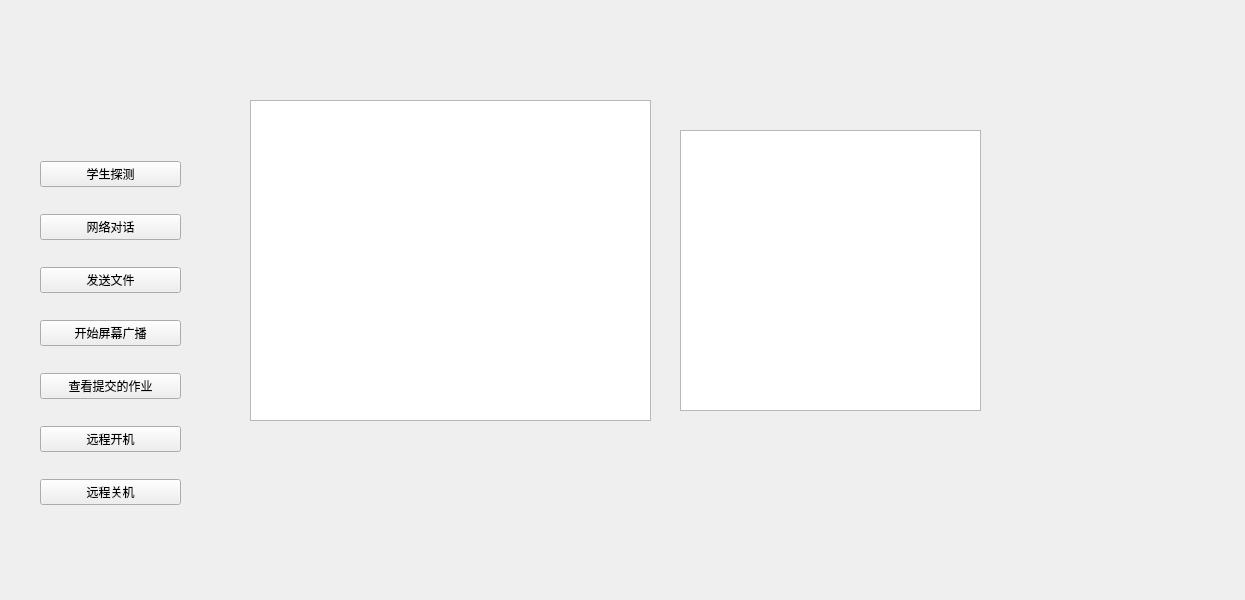
Old version of the form widget.ui in the repository hzy-gitting/DMTJX-Teacher.
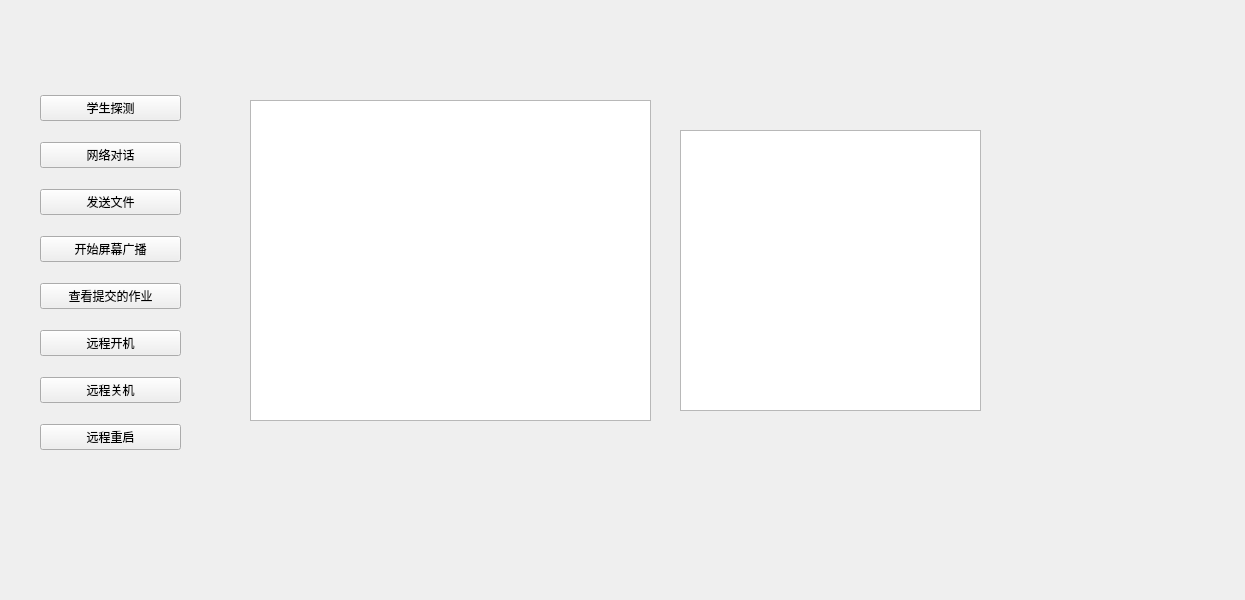
New version of the form.

What changed in the file:
```diff
--- a/widget.ui
+++ b/widget.ui
@@ -42,11 +42,11 @@
     <enum>QListView::IconMode</enum>
    </property>
   </widget>
-  <widget class="QWidget" name="">
+  <widget class="QWidget" name="layoutWidget">
    <property name="geometry">
     <rect>
      <x>40</x>
-     <y>140</y>
+     <y>80</y>
      <width>141</width>
      <height>391</height>
     </rect>
@@ -101,6 +101,13 @@
       </property>
      </widget>
     </item>
+    <item>
+     <widget class="QPushButton" name="remoteRestartBtn">
+      <property name="text">
+       <string>远程重启</string>
+      </property>
+     </widget>
+    </item>
    </layout>
   </widget>
  </widget>
```
Left out of the diff: 2 changed lines with no effect on the pictures.
